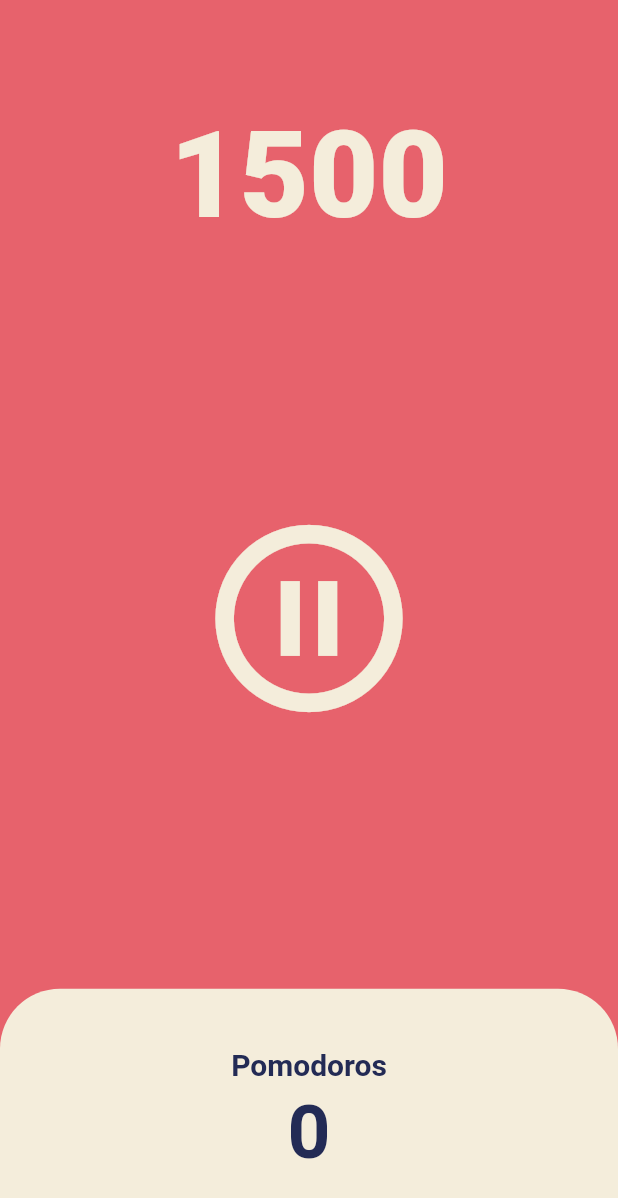
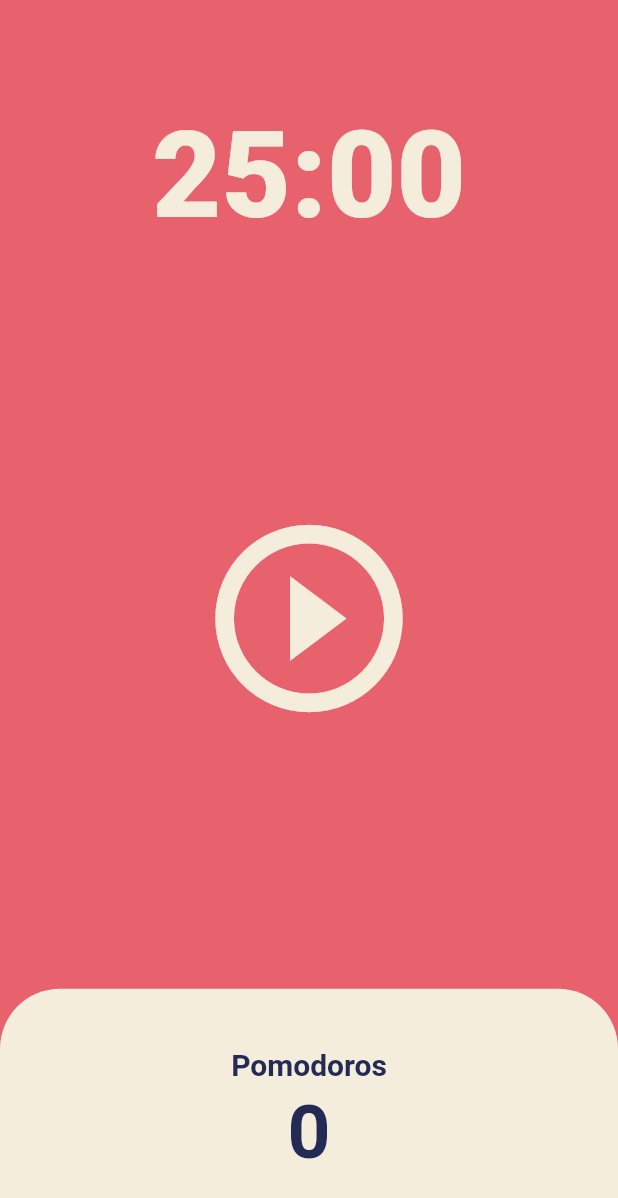
Before and after one commit to cjlim/study, a Flutter app: the screen it shows after launch, on a phone screen of 412 x 824 dp. Shown: the top 1198 px of the screen. Run offline on Flutter 3.47's test engine with Material 2 defaults, Android fonts, the phone set to English and light mode, and no system bars.

Commit message:
#5.3 Date time format

```diff
--- a/flutter/comodoro/lib/screen/home_screen.dart
+++ b/flutter/comodoro/lib/screen/home_screen.dart
@@ -10,14 +10,25 @@ class HomeScreen extends StatefulWidget {
 }
 
 class _HomeScreenState extends State<HomeScreen> {
-  int totalSeconds = 1500;
+  static const defaultTime = 1500;
+  int totalSeconds = defaultTime;
   bool isRunning = false;
+  int totalComodoros = 0;
   late Timer timer;
 
   void onTick(Timer timer) {
-    setState(() {
-      totalSeconds = totalSeconds - 1;
-    });
+    if (totalSeconds == 0) {
+      setState(() {
+        totalComodoros += 1;
+        totalSeconds = defaultTime;
+        isRunning = false;
+      });
+      timer.cancel();
+    } else {
+      setState(() {
+        totalSeconds -= 1;
+      });
+    }
   }
 
   void onStartPressed() {
@@ -34,6 +45,11 @@ class _HomeScreenState extends State<HomeScreen> {
     });
   }
 
+  String formatTime(int seconds) {
+    var duration = Duration(seconds: seconds);
+    return duration.toString().split(".")[0].substring(2);
+  }
+
   @override
   Widget build(BuildContext context) {
     return Scaffold(
@@ -45,7 +61,7 @@ class _HomeScreenState extends State<HomeScreen> {
             child: Container(
               alignment: Alignment.bottomCenter,
               child: Text(
-                "$totalSeconds",
+                formatTime(totalSeconds),
                 style: TextStyle(
                   color: Theme.of(context).cardColor,
                   fontSize: 80,
@@ -63,8 +79,8 @@ class _HomeScreenState extends State<HomeScreen> {
                 onPressed: isRunning ? onPausePressed : onStartPressed,
                 icon: Icon(
                   isRunning
-                      ? Icons.play_circle_outline
-                      : Icons.pause_circle_outline,
+                      ? Icons.pause_circle_outline
+                      : Icons.play_circle_outline,
                 ),
               ),
             ),
@@ -96,7 +112,7 @@ class _HomeScreenState extends State<HomeScreen> {
                           height: 5,
                         ),
                         Text(
-                          "0",
+                          "$totalComodoros",
                           style: TextStyle(
                             fontSize: 50,
                             fontWeight: FontWeight.w600,
```
